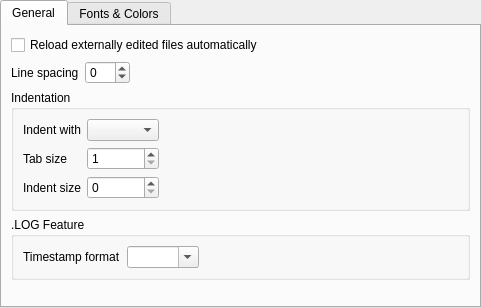
Before: the Qt Designer form src/libtextosaurus/saurus/gui/settings/settingseditor.ui in martinrotter/textosaurus, drawn with Qt 5.
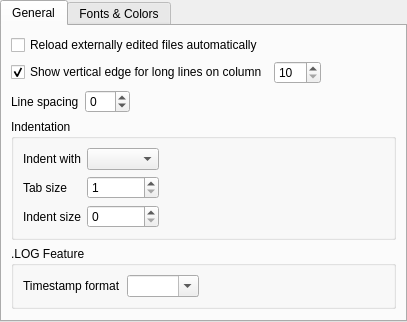
After: the same form once the commit is applied. Custom widgets are drawn as their Qt base class.

Commit message: Added vertical edge for long lines with adjustable color/column - via color schemes.

Patch:
```diff
--- a/src/libtextosaurus/saurus/gui/settings/settingseditor.ui
+++ b/src/libtextosaurus/saurus/gui/settings/settingseditor.ui
@@ -6,8 +6,8 @@
    <rect>
     <x>0</x>
     <y>0</y>
-    <width>481</width>
-    <height>308</height>
+    <width>407</width>
+    <height>309</height>
    </rect>
   </property>
   <layout class="QHBoxLayout" name="horizontalLayout_2">
@@ -55,18 +55,18 @@
             </property>
            </widget>
           </item>
-          <item row="1" column="0">
-           <widget class="QLabel" name="label">
-            <property name="text">
-             <string>Line spacing</string>
-            </property>
-            <property name="buddy">
-             <cstring>m_spinLineSpacing</cstring>
-            </property>
-           </widget>
-          </item>
-          <item row="1" column="1">
+          <item row="2" column="0">
            <layout class="QHBoxLayout" name="horizontalLayout_4">
+            <item>
+             <widget class="QLabel" name="label">
+              <property name="text">
+               <string>Line spacing</string>
+              </property>
+              <property name="buddy">
+               <cstring>m_spinLineSpacing</cstring>
+              </property>
+             </widget>
+            </item>
             <item>
              <widget class="QSpinBox" name="m_spinLineSpacing">
               <property name="minimum">
@@ -92,7 +92,7 @@
             </item>
            </layout>
           </item>
-          <item row="2" column="0" colspan="2">
+          <item row="3" column="0" colspan="2">
            <widget class="QGroupBox" name="m_gbIndentation">
             <property name="title">
              <string>Indentation</string>
@@ -164,7 +164,7 @@
             </layout>
            </widget>
           </item>
-          <item row="3" column="0" colspan="2">
+          <item row="4" column="0" colspan="2">
            <widget class="QGroupBox" name="m_gbLog">
             <property name="title">
              <string>.LOG Feature</string>
@@ -203,6 +203,46 @@
             </layout>
            </widget>
           </item>
+          <item row="1" column="0">
+           <layout class="QHBoxLayout" name="horizontalLayout_5">
+            <item>
+             <widget class="QCheckBox" name="m_cbEdge">
+              <property name="text">
+               <string>Show vertical edge for long lines on column</string>
+              </property>
+              <property name="checked">
+               <bool>true</bool>
+              </property>
+             </widget>
+            </item>
+            <item>
+             <widget class="QSpinBox" name="m_spinEdge">
+              <property name="minimum">
+               <number>10</number>
+              </property>
+              <property name="maximum">
+               <number>400</number>
+              </property>
+              <property name="singleStep">
+               <number>5</number>
+              </property>
+             </widget>
+            </item>
+            <item>
+             <spacer name="horizontalSpacer_5">
+              <property name="orientation">
+               <enum>Qt::Horizontal</enum>
+              </property>
+              <property name="sizeHint" stdset="0">
+               <size>
+                <width>40</width>
+                <height>20</height>
+               </size>
+              </property>
+             </spacer>
+            </item>
+           </layout>
+          </item>
          </layout>
         </widget>
        </item>
```
Left out of the diff: 22 changed lines with no effect on the pictures. The commit also changes 8 other files.
